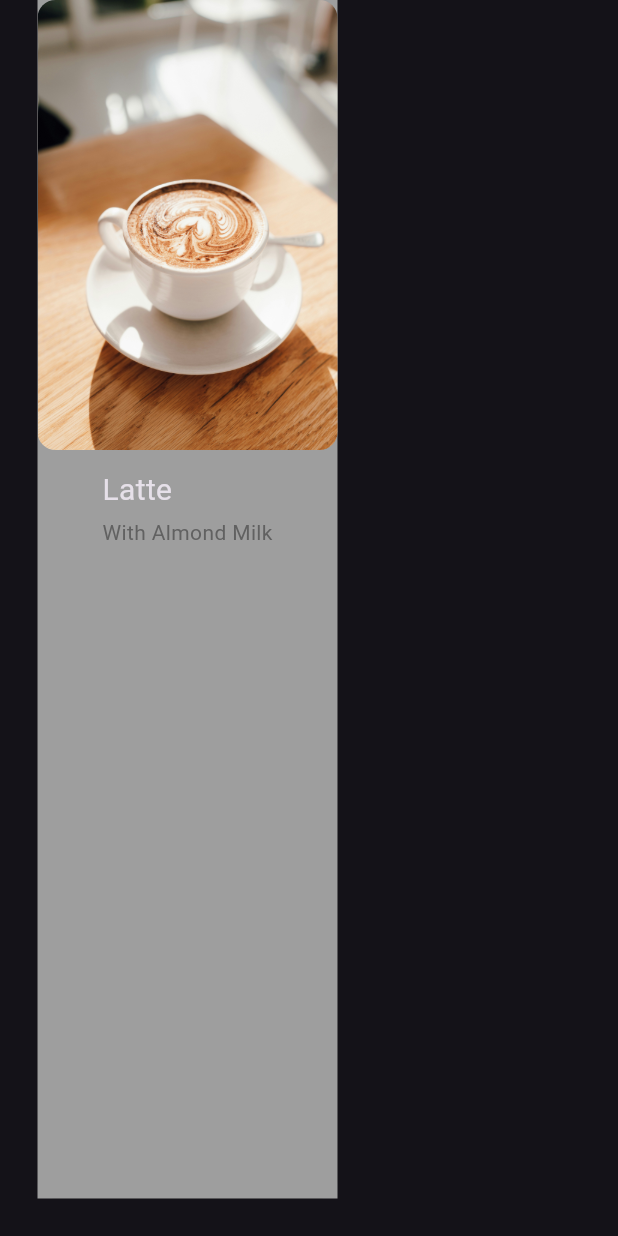
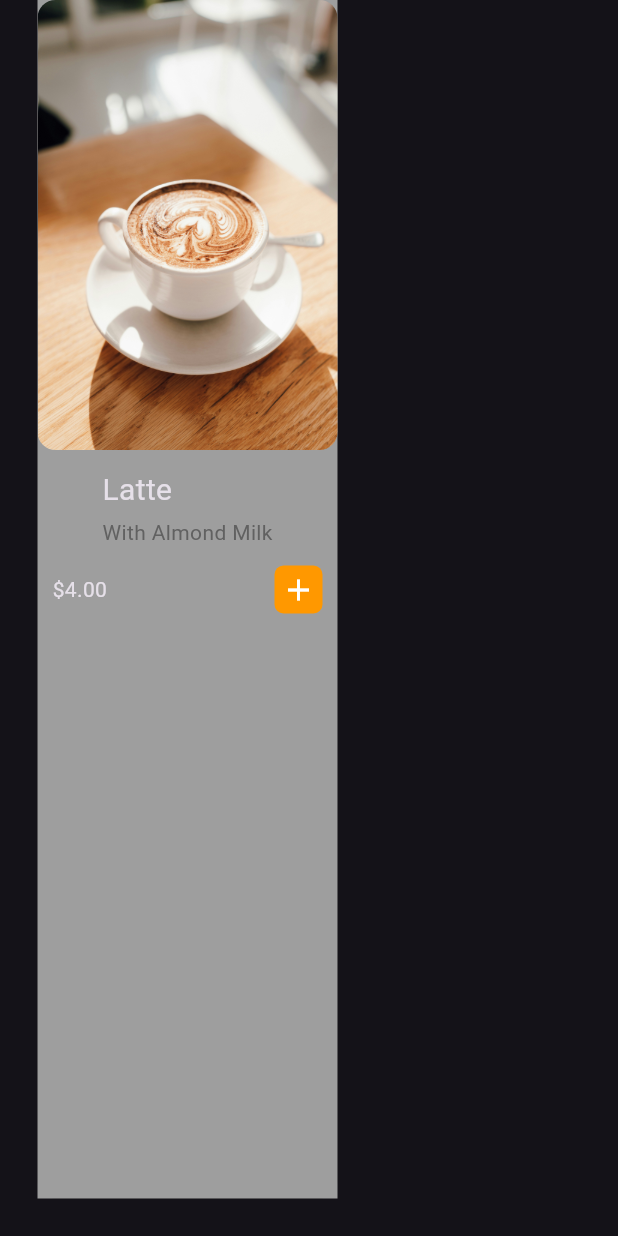
Before and after one commit to Kesalek34/CoffeeAppUI, a Flutter app: the CoffeeTile widget shown alone on an empty page, opened directly, on a phone screen of 412 x 824 dp. Run offline on Flutter 3.47's test engine with Material 3 defaults, Android fonts, the phone set to English and light mode, and no system bars; our stand-ins replace google_fonts; statements that could not run were skipped.

Commit message:
Still have errors but almost done with  the tutorial just grasping around

```diff
--- a/lib/pages/util/coffee_tile.dart
+++ b/lib/pages/util/coffee_tile.dart
@@ -38,6 +38,22 @@ class CoffeeTile extends StatelessWidget {
           ),
 
         //price
+        Padding(
+          padding: const EdgeInsets.symmetric(horizontal: 10.0),
+          child: Row(
+            mainAxisAlignment: MainAxisAlignment.spaceBetween,
+            children: [
+            Text('\$4.00'),
+            Container(
+              padding: EdgeInsets.all(4),
+              decoration: BoxDecoration(color: Colors.orange,
+              borderRadius: BorderRadius.circular(6),
+              ),
+              child: Icon(Icons.add)),
+
+          ],),
+        )
+
   ],
 
           ),
```
Also changed, not shown: lib/pages/home_page.dart (+45 -4 lines), lib/pages/util/coffee_type.dart (added, +29 -0 lines).
